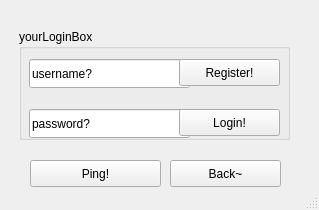
Old version of the form client/Client/loginpage.ui in the repository dilofilo/freezing-octo-cyril.
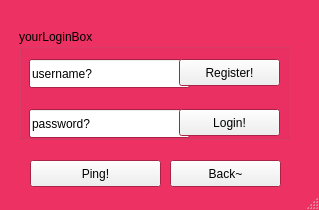
New version of the form.

What changed in the file:
```diff
--- a/client/Client/loginpage.ui
+++ b/client/Client/loginpage.ui
@@ -10,6 +10,70 @@
     <height>210</height>
    </rect>
   </property>
+  <property name="palette">
+   <palette>
+    <active>
+     <colorrole role="Base">
+      <brush brushstyle="SolidPattern">
+       <color alpha="255">
+        <red>255</red>
+        <green>255</green>
+        <blue>255</blue>
+       </color>
+      </brush>
+     </colorrole>
+     <colorrole role="Window">
+      <brush brushstyle="SolidPattern">
+       <color alpha="255">
+        <red>237</red>
+        <green>49</green>
+        <blue>99</blue>
+       </color>
+      </brush>
+     </colorrole>
+    </active>
+    <inactive>
+     <colorrole role="Base">
+      <brush brushstyle="SolidPattern">
+       <color alpha="255">
+        <red>255</red>
+        <green>255</green>
+        <blue>255</blue>
+       </color>
+      </brush>
+     </colorrole>
+     <colorrole role="Window">
+      <brush brushstyle="SolidPattern">
+       <color alpha="255">
+        <red>237</red>
+        <green>49</green>
+        <blue>99</blue>
+       </color>
+      </brush>
+     </colorrole>
+    </inactive>
+    <disabled>
+     <colorrole role="Base">
+      <brush brushstyle="SolidPattern">
+       <color alpha="255">
+        <red>237</red>
+        <green>49</green>
+        <blue>99</blue>
+       </color>
+      </brush>
+     </colorrole>
+     <colorrole role="Window">
+      <brush brushstyle="SolidPattern">
+       <color alpha="255">
+        <red>237</red>
+        <green>49</green>
+        <blue>99</blue>
+       </color>
+      </brush>
+     </colorrole>
+    </disabled>
+   </palette>
+  </property>
   <property name="windowTitle">
    <string>MainWindow</string>
   </property>
```
